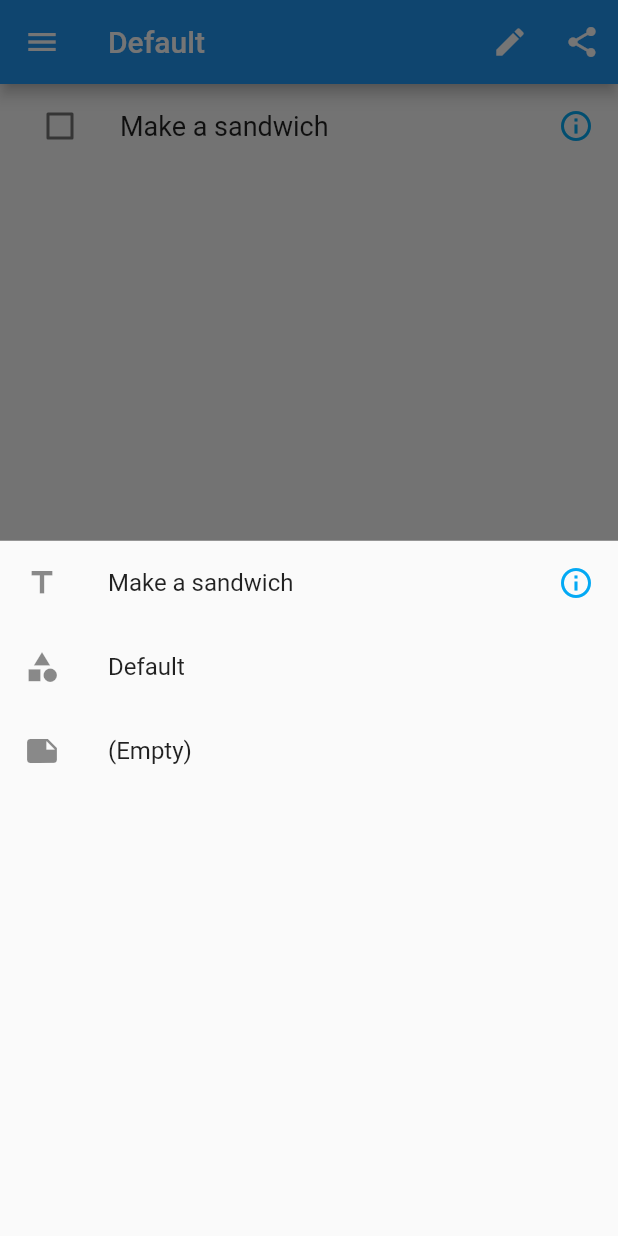
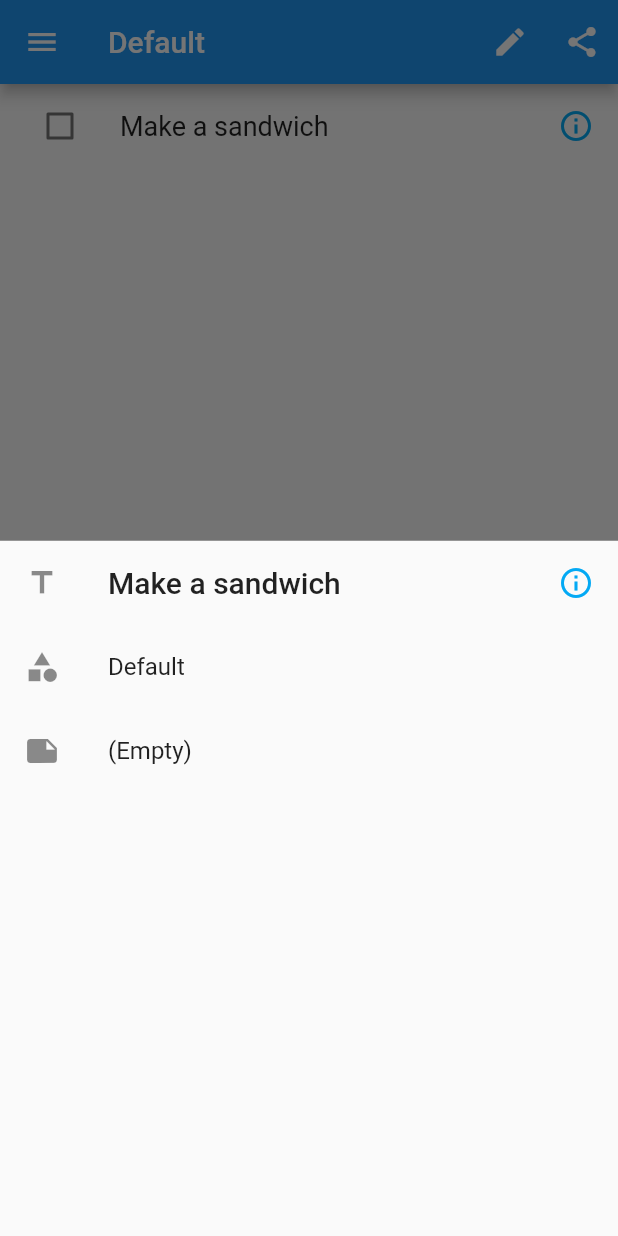
Before and after one commit to scrolltex/flutter_todo, a Flutter app: the screen it shows after launch, after a tap on "Make a sandwich", on a phone screen of 412 x 824 dp. Run offline on Flutter 3.47's test engine with Material 2 defaults, Android fonts, the phone set to English and light mode, and no system bars; our stand-ins replace share.

Commit message:
Some visual improvements

```diff
--- a/lib/todo_list_page.dart
+++ b/lib/todo_list_page.dart
@@ -103,18 +103,17 @@ class TodoListPageState extends State<TodoListPage> {
   }
 
   Widget _buildTodoList() {
-    return new ListView.builder(
+    var list = _todoList.map((entry) => new InkWell(
+      onTap: () => _showTodoBottomSheet(entry),
+      onLongPress: () => _editTodoEntry(entry),
+      child: new TodoListItem(entry: entry),
+    ));
+
+    return new ListView(
       shrinkWrap: true,
       reverse: true,
       controller: _listViewScrollController,
-      itemCount: _todoList.length,
-      itemBuilder: (context, index) {
-        return new InkWell(
-          onTap: () => _showTodoBottomSheet(_todoList[index]),
-          onLongPress: () => _editTodoEntry(_todoList[index]),
-          child: new TodoListItem(entry: _todoList[index]),
-        );
-      },
+      children: ListTile.divideTiles(context: context, tiles: list).toList()
     );
   }
 
@@ -174,13 +173,16 @@ class TodoListPageState extends State<TodoListPage> {
   void _showTodoBottomSheet(TodoEntryModel model) {
     assert(model != null);
 
+    final ThemeData theme = Theme.of(context);
+    final TextStyle titleTextStyle = theme.textTheme.title.copyWith(color: theme.textTheme.title.color);
+
     showModalBottomSheet<void>(
       context: context,
       builder: (BuildContext context) {
         return new ListView(children: <Widget>[
           new ListTile(
             leading: new Icon(Icons.title),
-            title: new Text(model.title),
+            title: new Text(model.title, style: titleTextStyle),
             trailing: getImportanceIcon(model.importance)),
           new ListTile(
             leading: new Icon(Icons.category),
@@ -292,6 +294,7 @@ class TodoListItemState extends State<TodoListItem> {
         style: new TextStyle(
           fontSize: 18.0,
           decoration: widget.entry.done ? TextDecoration.lineThrough : null)),
+      subtitle: widget.entry.note.isNotEmpty ? new Text(widget.entry.note, maxLines: 1,overflow: TextOverflow.ellipsis,) : null,
       trailing: getImportanceIcon(widget.entry.importance));
   }
 }
```
